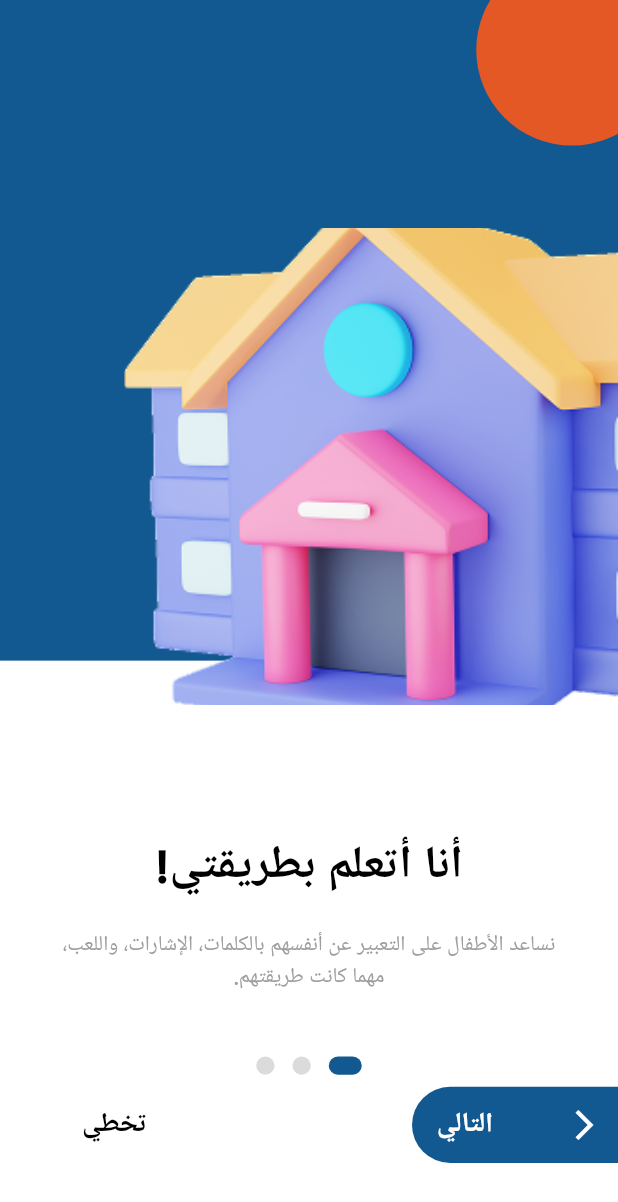
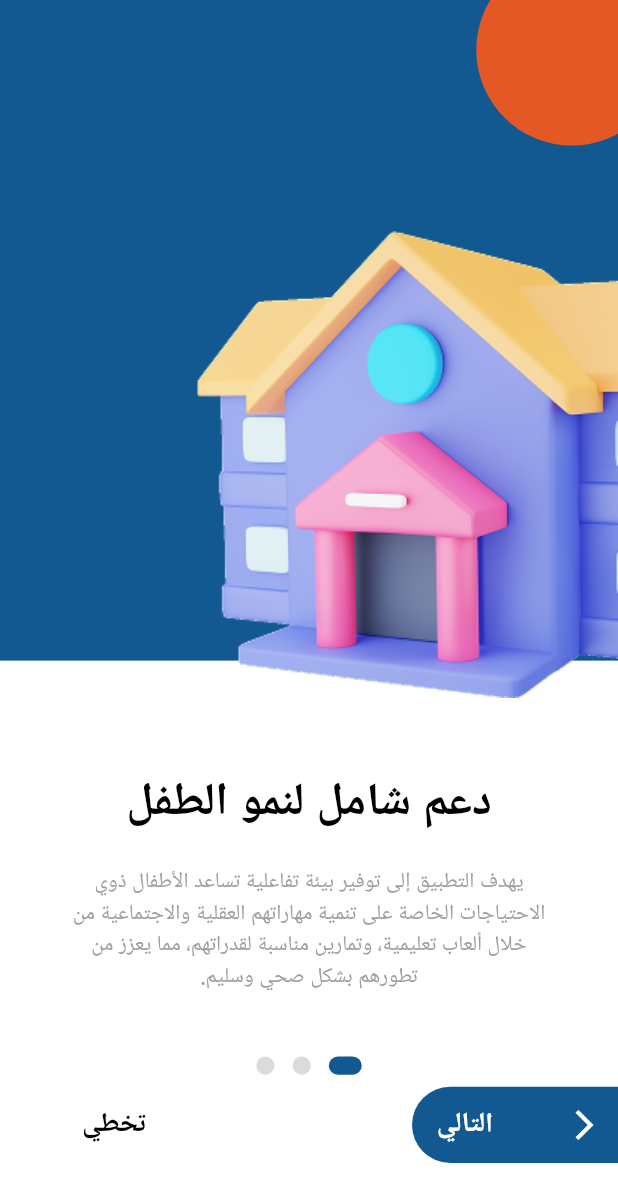
Before and after one commit to MohamedRomana/hemtnaa, a Flutter app: the screen it shows after launch, on a phone screen of 412 x 824 dp. Shown: the top 1202 px of the screen. Run offline on Flutter 3.47's test engine with Material 3 defaults, Android fonts, the phone set to English and light mode, and no system bars; drawn by our look-alikes of dots_indicator; our stand-ins replace cached_network_image, chewie, confetti, dio, dotted_border, easy_localization and 22 more; missing offline and left inert: audio_waveforms, country_pickers, quick_log, video_thumbnail, zego_uikit_prebuilt_call; accounts and stored records are empty; project files that could hold a hidden picture were left out.

Commit message:
finish app

```diff
--- a/lib/core/service/cubit/app_cubit.dart
+++ b/lib/core/service/cubit/app_cubit.dart
@@ -1467,6 +1467,7 @@ class AppCubit extends Cubit<AppState> {
           message: data["message"] ?? "Activity added successfully",
         ),
       );
+      getActivities();
       activityImage.clear();
     } else {
       emit(AddActivityFailure(error: data["message"] ?? "Unknown error"));
--- a/lib/screens/auth/views/widgets/auth_header.dart
+++ b/lib/screens/auth/views/widgets/auth_header.dart
@@ -34,11 +34,9 @@ class CustomAuthHeader extends StatelessWidget {
           PositionedDirectional(
             start: CacheHelper.getLang() == "ar" ? 0.w : null,
             end: CacheHelper.getLang() == "en" ? 0.w : null,
-            top: 220.h,
+            top: 170.h,
             child: Image.asset(
               Assets.img.onboarding.path,
-              height: 260.h,
-              width: 230.w,
               fit: BoxFit.cover,
             ),
           ),
--- a/lib/screens/doctor_screens/home_layout/doc_home_layout.dart
+++ b/lib/screens/doctor_screens/home_layout/doc_home_layout.dart
@@ -68,6 +68,7 @@ class _DocHomeLayoutState extends State<DocHomeLayout>
               context: context,
               builder:
                   (context) => AlertDialog(
+                    backgroundColor: Colors.white,
                     title: Text(
                       LocaleKeys.doYouWantToLeaveThisApp.tr(),
                       style: const TextStyle(fontWeight: FontWeight.bold),
@@ -82,11 +83,11 @@ class _DocHomeLayoutState extends State<DocHomeLayout>
                     actions: [
                       TextButton(
                         onPressed: () => SystemNavigator.pop(),
-                        child: Text(LocaleKeys.yes.tr()),
+                        child: Text(LocaleKeys.yes.tr(), style: TextStyle(fontSize: 16.sp, fontWeight: FontWeight.bold, color: Colors.green),),
                       ),
                       TextButton(
                         onPressed: () => Navigator.of(context).pop(false),
-                        child: Text(LocaleKeys.no.tr()),
+                        child: Text(LocaleKeys.no.tr(), style: TextStyle(fontSize: 16.sp, fontWeight: FontWeight.bold, color: Colors.red),),
                       ),
                     ],
                   ),
--- a/lib/screens/start/on_boarding/on_boarding.dart
+++ b/lib/screens/start/on_boarding/on_boarding.dart
@@ -23,19 +23,21 @@ class _OnBoardingState extends State<OnBoarding> {
   List pagesList = [
     {
       "image1": Assets.img.onboarding.path,
-      "title": "أنا أتعلم بطريقتي!",
+      "title": "دعم شامل لنمو الطفل",
       "desc":
-          "نساعد الأطفال على التعبير عن أنفسهم بالكلمات، الإشارات، واللعب، مهما كانت طريقتهم.",
+          "يهدف التطبيق إلى توفير بيئة تفاعلية تساعد الأطفال ذوي الاحتياجات الخاصة على تنمية مهاراتهم العقلية والاجتماعية من خلال ألعاب تعليمية، وتمارين مناسبة لقدراتهم، مما يعزز من تطورهم بشكل صحي وسليم.",
     },
     {
       "image1": Assets.img.onboarding.path,
-      "title": "كل صوت يهم!",
-      "desc": "لكل طفل صوته الخاص، ونحن هنا لنسمعه وندعمه خطوة بخطوة.",
+      "title": "تواصل بدون حواجز",
+      "desc":
+          "يتيح التطبيق وسائل تواصل مرئية وسمعية تساعد الأطفال الذين يواجهون صعوبات في النطق أو التواصل على التعبير عن مشاعرهم واحتياجاتهم بطريقة مبسطة وسهلة الفهم.",
     },
     {
       "image1": Assets.img.onboarding.path,
-      "title": "معًا نفهم بعضنا أفضل",
-      "desc": "بيئة آمنة ومحفزة لكل طفل يتعلم بطريقته – نحتفل بكل تقدم صغير.",
+      "title": "دعم الأهل والمعلمين",
+      "desc":
+          "يوفر التطبيق أدوات إرشادية ونصائح مخصصة لأولياء الأمور والمعلمين تساعدهم على فهم احتياجات الطفل والتفاعل معه بشكل فعّال، مما يسهم في خلق بيئة دعم متكاملة داخل المنزل والمدرسة.",
     },
   ];
 
@@ -73,6 +75,7 @@ class _OnBoardingState extends State<OnBoarding> {
                 itemCount: pagesList.length,
                 itemBuilder: (context, index) {
                   return Stack(
+                    clipBehavior: Clip.none,
                     children: [
                       Container(
                         height: 434.h,
@@ -85,8 +88,8 @@ class _OnBoardingState extends State<OnBoarding> {
                         top: 150.h,
                         child: Image.asset(
                           pagesList[index]['image1'],
-                          height: 313.h,
-                          width: 300.w,
+                          // height: 313.h,
+                          // width: 300.w,
                           fit: BoxFit.cover,
                         ),
                       ),
```
Also changed, not shown: lib/screens/auth/views/login/login.dart (+0 -18 lines), lib/screens/doctor_screens/home_layout/doc_rates/widgets/add_activity.dart (+39 -60 lines), lib/screens/doctor_screens/home_layout/doc_rates/widgets/custom_child_rate.dart (+8 -10 lines), lib/screens/start/on_boarding/widgets/on_boarding_buttons.dart (+3 -5 lines), lib/screens/start/splash/splash.dart (+6 -20 lines), lib/screens/start/types/types_view.dart (+8 -54 lines).
